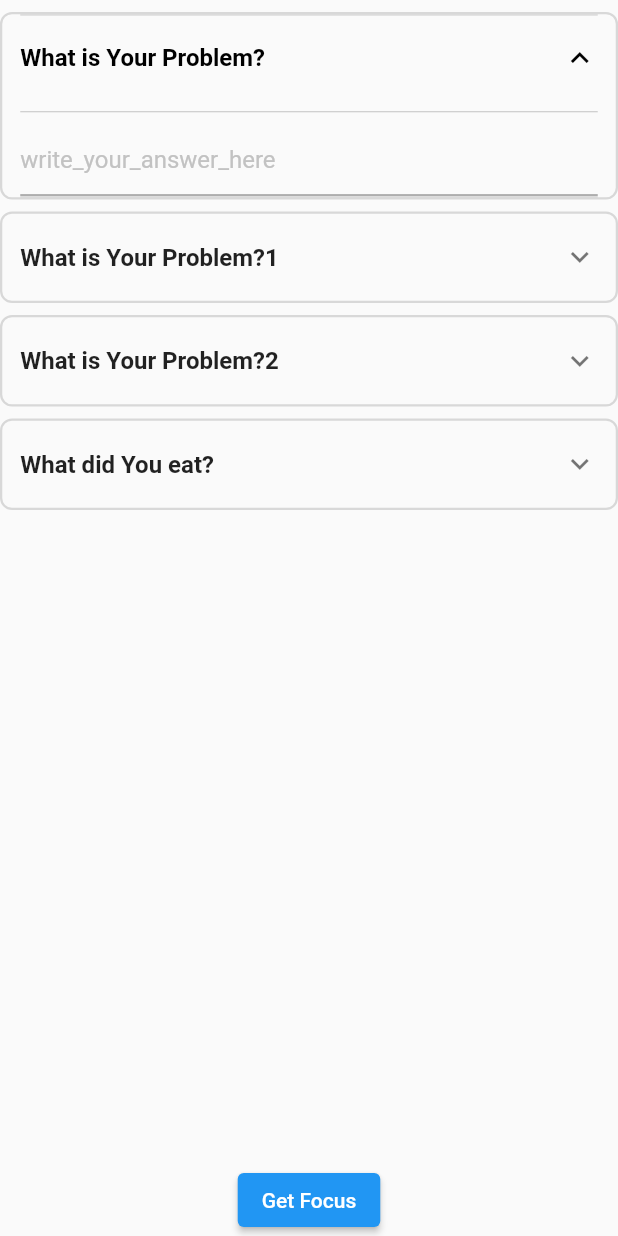
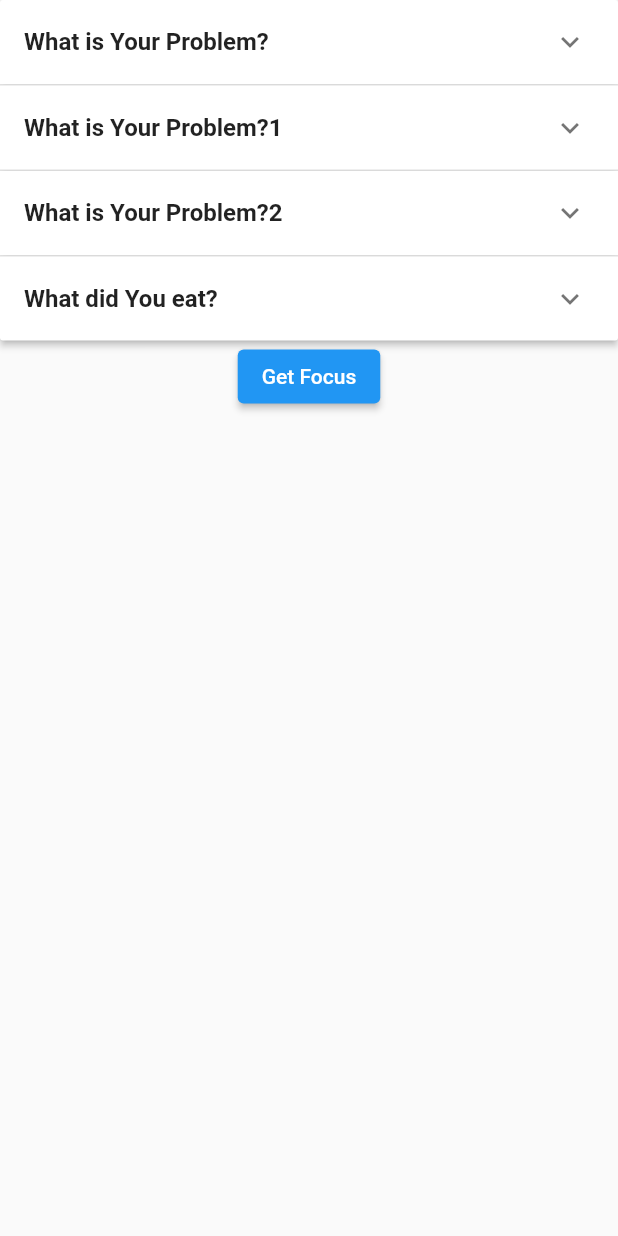
Before and after one commit to mdaniyal9/questionnaire, a Flutter app: the screen it shows after launch, on a phone screen of 412 x 824 dp. Run offline on Flutter 3.47's test engine with Material 2 defaults, Android fonts, the phone set to English and light mode, and no system bars; our stand-ins replace stacked.

Commit message:
radio button not working as expected

```diff
--- a/lib/models/get_questionnaire_model.dart
+++ b/lib/models/get_questionnaire_model.dart
@@ -4,11 +4,12 @@ class GetQuestionnaire{
   String? question;
   String? answerType;
   String? answer;
-  List<Options>? option;
+  List<Options>? options;
   List<dynamic>? selectedOption;
+  bool isExpanded = false;
 
 
-  GetQuestionnaire(this.questionId,this.appointmentId,this.question,this.answerType,this.answer,this.option,this.selectedOption);
+  GetQuestionnaire(this.questionId,this.appointmentId,this.question,this.answerType,this.answer,this.options,this.selectedOption);
 
   factory GetQuestionnaire.fromMap(Map<String, dynamic> resp,) {
     final List<dynamic>? option = resp['options'];
--- a/lib/ui/questionnaire_vm.dart
+++ b/lib/ui/questionnaire_vm.dart
@@ -23,7 +23,7 @@ class QuestionnaireViewModel extends BaseViewModel {
         'single_choice',
         null,
         [Options('Yes', false), Options('No', false)],
-        null));
+        ['No']));
     questions.add(GetQuestionnaire(
         'ID3',
         'AP-ID3',
--- a/lib/ui/questionnaire_vu.dart
+++ b/lib/ui/questionnaire_vu.dart
@@ -16,17 +16,54 @@ class QuestionnaireVU extends ViewModelBuilderWidget<QuestionnaireViewModel> {
       BuildContext context, QuestionnaireViewModel viewModel, Widget? child) {
     return Column(
       children: [
-        Expanded(
-          child: ListView.builder(
-              itemCount: viewModel.questions.length,
-              itemBuilder: (_, index) {
-                // if(viewModel.questions[index].answerType == 'single_line') {
-                //   return SingleLineVU(viewModel.questions[index], viewModel.onAddToList, viewModel.notificationController);
-                // } else if(viewModel.questions[index].answerType == 'multi_line') {
-                //   return MultiLineVU(viewModel.questions[index], viewModel.onAddToList, viewModel.notificationController);
-                // }
-                return questionBox(context, viewModel, viewModel.questions[index], index);
-              }),
+        ExpansionPanelList(
+          expansionCallback: (int index, bool isExpanded){
+            for(int i = 0; i<viewModel.questions.length; i++){
+              viewModel.questions[i].isExpanded = false;
+            }
+
+            viewModel.questions[index].isExpanded = !isExpanded;
+            debugPrint('Expansion Index $index');
+            viewModel.notifyListeners();
+          },
+          children: viewModel.questions.map<ExpansionPanel>((e){
+            return ExpansionPanel(
+                headerBuilder: (BuildContext context, bool isExpanded){
+                  return ListTile(
+                    title: Row(
+                      children: [
+                        Expanded(
+                          child: Text(
+                            e.question!,
+                            maxLines: 4,
+                            style: const TextStyle(
+                              fontWeight: FontWeight.bold,
+                            ),
+                          ),
+                        ),
+                        const SizedBox(
+                          width: 8,
+                        ),
+                      ],
+                    ),
+                  );
+                },
+                body: Column(
+                  children: [
+                    const Divider(
+                      color: Color.fromARGB(255, 194, 194, 194),
+                    ),
+                    e.answerType == 'single_line'
+                        ? SingleLineVU(e, viewModel.onAddToList, viewModel.notificationController)
+                        : e.answerType == 'multi_line'
+                        ? MultiLineVU(e, viewModel.onAddToList, viewModel.notificationController)
+                        : e.answerType == 'multi_choice'
+                        ? MultiChoiceVU(e, viewModel.onAddToList, viewModel.notificationController)//MultiChoiceQuestion( questionnaire)
+                        : SingleChoiceVU(e, viewModel.onAddToList, viewModel.notificationController),
+                  ],
+                ),
+            isExpanded: e.isExpanded);
+          }).toList(),
         ),
         ElevatedButton(
           onPressed: () {
@@ -61,12 +98,20 @@ class QuestionnaireVU extends ViewModelBuilderWidget<QuestionnaireViewModel> {
             horizontal: 12.0,
           ),
           child: ExpansionTile(
+            onExpansionChanged: (value){
+              for(int i = 0; i<viewModel.questions.length; i++){
+                viewModel.questions[i].isExpanded = false;
+              }
 
+              viewModel.questions[index].isExpanded = !viewModel.questions[index].isExpanded;
+              debugPrint('Expansion Index $index');
+              viewModel.notifyListeners();
+            },
             tilePadding: EdgeInsets.zero,
             childrenPadding: EdgeInsets.zero,
             iconColor: Colors.black,
             textColor: Colors.black,
-            initiallyExpanded: index == 0 ? true : false,
+            initiallyExpanded: viewModel.questions[index].isExpanded,//index == 0 ? true : false,
             title: Row(
               children: [
                 Expanded(
--- a/lib/ui/questionnaire_widgets/multi_choice/multi_choice_vu.dart
+++ b/lib/ui/questionnaire_widgets/multi_choice/multi_choice_vu.dart
@@ -16,13 +16,13 @@ class MultiChoiceVU extends ViewModelBuilderWidget<MultiChoiceViewModel> {
   Widget builder(BuildContext context, MultiChoiceViewModel viewModel, Widget? child) {
     return
       ListView.builder(
-          itemCount: questionnaire.option!.length,
+          itemCount: questionnaire.options!.length,
           shrinkWrap: true,
           itemBuilder: (BuildContext context,index){
               return CheckboxListTile(
                   controlAffinity: ListTileControlAffinity.leading,
-                  title: Text(questionnaire.option![index].option!),
-                  value: questionnaire.option![index].isCheck,
+                  title: Text(questionnaire.options![index].option!),
+                  value: questionnaire.options![index].isCheck,
                   onChanged: (v){
                     viewModel.onClickCheckBox(questionnaire, index, v);
                   });
--- a/lib/ui/questionnaire_widgets/single_choice/single_choice_vm.dart
+++ b/lib/ui/questionnaire_widgets/single_choice/single_choice_vm.dart
@@ -27,7 +27,7 @@ class SingleChoiceViewModel extends BaseViewModel {
 
   onRadioBtn(String? value, int i, GetQuestionnaire questionnaire) {
     v = value!;
-    List<Options>? options = questionnaire.option;
+    List<Options>? options = questionnaire.options;
     List<String>? option = options!
         .map((op) {
           return op.option;
--- a/lib/ui/questionnaire_widgets/single_choice/single_choice_vu.dart
+++ b/lib/ui/questionnaire_widgets/single_choice/single_choice_vu.dart
@@ -18,15 +18,15 @@ class SingleChoiceVU extends ViewModelBuilderWidget<SingleChoiceViewModel> {
       return
 
         ListView.builder(
-            itemCount: questionnaire.option!.length,
+            itemCount: questionnaire.options!.length,
             shrinkWrap: true,
             itemBuilder: (BuildContext context,index){
               return ListTile(
                 visualDensity: VisualDensity.compact,
-                title: Text(questionnaire.option![index].option!),
+                title: Text(questionnaire.options![index].option!),
                 leading: Radio(
-                    value: questionnaire.option![index].option!,
-                    groupValue: viewModel.v,
+                    value: questionnaire.options![index].option!,
+                    groupValue: questionnaire.selectedOption == null ? '' : questionnaire.selectedOption![0],
                     onChanged: (dynamic v) {
                       viewModel.onRadioBtn(v, index, questionnaire);
                     }),
--- a/lib/ui/questionnaire_widgets/single_line/single_line_vm.dart
+++ b/lib/ui/questionnaire_widgets/single_line/single_line_vm.dart
@@ -14,13 +14,16 @@ class SingleLineViewModel extends BaseViewModel
   final GetQuestionnaire questionnaire;
   final Function(Answers answer) callBack;
   late StreamController<String> controller;
+  late StreamSubscription subscription;
 
 
   SingleLineViewModel(this.questionnaire, this.callBack, this.controller)
   {
+    debugPrint('Build is being called IN VM');
+
     focus.addListener(onFocusChanged);
-    controller.stream.listen((String data) {
-      if(answer == null){
+    subscription = controller.stream.listen((String data) {
+      if(answer!.answer == null){
         if(!formKey.currentState!.validate())
         {
           debugPrint('Error');
@@ -65,6 +68,9 @@ class SingleLineViewModel extends BaseViewModel
 
   @override
   void dispose() {
+    if (subscription != null) {
+      subscription.cancel();
+    }
     focus.removeListener(onFocusChanged);
     focus.dispose();
   }
--- a/lib/ui/questionnaire_widgets/single_line/single_line_vu.dart
+++ b/lib/ui/questionnaire_widgets/single_line/single_line_vu.dart
@@ -11,16 +11,16 @@ class SingleLineVU extends ViewModelBuilderWidget<SingleLineViewModel> {
   final Function(Answers answer) callBack;
   late StreamController<String> controller;
 
-
   @override
   Widget builder(BuildContext context, SingleLineViewModel viewModel, Widget? child) {
+    debugPrint('Build is being called');
     return Form(
       key: viewModel.formKey,
       child: TextFormField(
         onSaved: (v){
           debugPrint('ON Saved called');
         },
-        initialValue: viewModel.questionnaire.answer ?? '',
+        initialValue: viewModel.questionnaire.answer ?? (viewModel.answer == null ? '' : viewModel.answer!.answer),
         validator: viewModel.onValidate,
         autovalidateMode: AutovalidateMode.onUserInteraction,
         maxLines: 1,
```
Also changed, not shown: lib/ui/questionnaire_widgets/multi_choice/multi_choice_vm.dart (+8 -8 lines).
